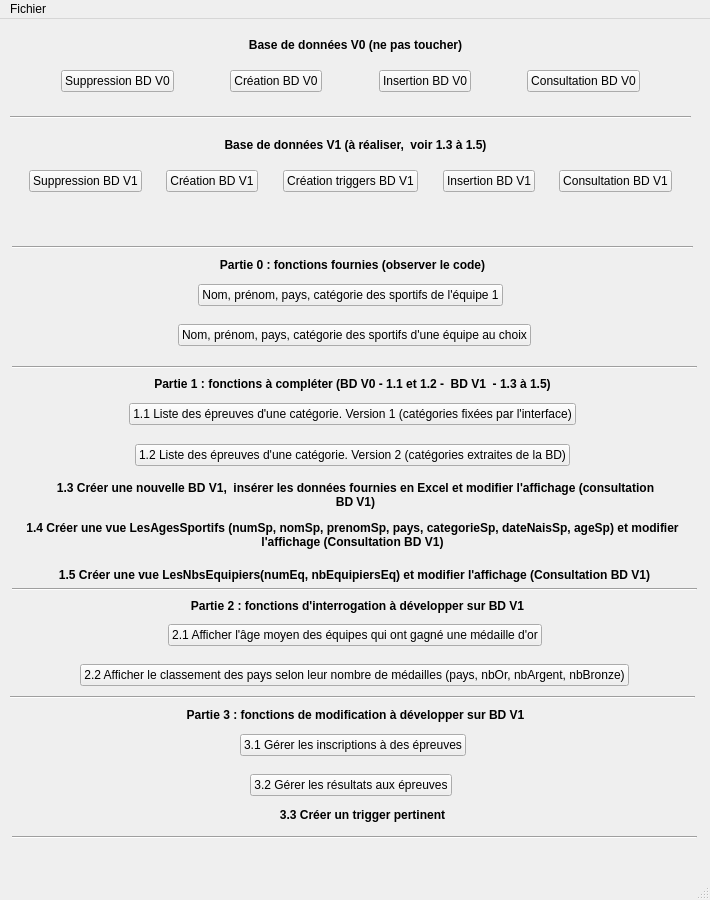
Qt form gui/mainWindow.ui (Karvyz/cebd-jo-2022) before a commit.
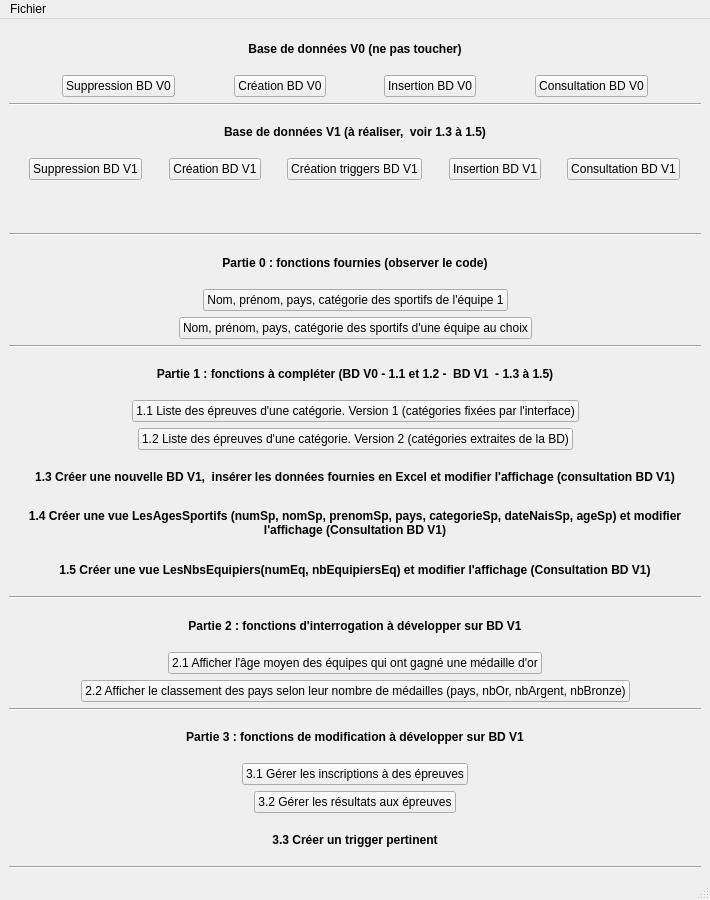
The same form after that commit.

```diff
--- a/gui/mainWindow.ui
+++ b/gui/mainWindow.ui
@@ -14,28 +14,9 @@
    <string>Projet Jeux Olympiques</string>
   </property>
   <widget class="QWidget" name="centralwidget">
-   <widget class="Line" name="line_V1">
-    <property name="geometry">
-     <rect>
-      <x>10</x>
-      <y>90</y>
-      <width>681</width>
-      <height>16</height>
-     </rect>
-    </property>
-    <property name="orientation">
-     <enum>Qt::Horizontal</enum>
-    </property>
-   </widget>
+   <layout class="QVBoxLayout" name="verticalLayout">
+    <item>
    <widget class="QLabel" name="label_V0">
-    <property name="geometry">
-     <rect>
-      <x>10</x>
-      <y>10</y>
-      <width>691</width>
-      <height>31</height>
-     </rect>
-    </property>
     <property name="font">
      <font>
       <weight>75</weight>
@@ -49,259 +30,8 @@
      <set>Qt::AlignCenter</set>
     </property>
    </widget>
-   <widget class="Line" name="line_partie_0">
-    <property name="geometry">
-     <rect>
-      <x>12</x>
-      <y>220</y>
-      <width>681</width>
-      <height>16</height>
-     </rect>
-    </property>
-    <property name="orientation">
-     <enum>Qt::Horizontal</enum>
-    </property>
-   </widget>
-   <widget class="QLabel" name="label_partie_0">
-    <property name="geometry">
-     <rect>
-      <x>7</x>
-      <y>230</y>
-      <width>691</width>
-      <height>31</height>
-     </rect>
-    </property>
-    <property name="font">
-     <font>
-      <weight>75</weight>
-      <bold>true</bold>
-     </font>
-    </property>
-    <property name="text">
-     <string>Partie 0 : fonctions fournies (observer le code)</string>
-    </property>
-    <property name="alignment">
-     <set>Qt::AlignCenter</set>
-    </property>
-   </widget>
-   <widget class="Line" name="line_partie_1">
-    <property name="geometry">
-     <rect>
-      <x>12</x>
-      <y>340</y>
-      <width>685</width>
-      <height>16</height>
-     </rect>
-    </property>
-    <property name="orientation">
-     <enum>Qt::Horizontal</enum>
-    </property>
-   </widget>
-   <widget class="QLabel" name="label_partie_1">
-    <property name="geometry">
-     <rect>
-      <x>7</x>
-      <y>349</y>
-      <width>691</width>
-      <height>31</height>
-     </rect>
-    </property>
-    <property name="font">
-     <font>
-      <weight>75</weight>
-      <bold>true</bold>
-     </font>
-    </property>
-    <property name="text">
-     <string>Partie 1 : fonctions à compléter (BD V0 - 1.1 et 1.2 -  BD V1  - 1.3 à 1.5)</string>
-    </property>
-    <property name="alignment">
-     <set>Qt::AlignCenter</set>
-    </property>
-   </widget>
-   <widget class="QLabel" name="label_partie_1_4">
-    <property name="geometry">
-     <rect>
-      <x>10</x>
-      <y>500</y>
-      <width>685</width>
-      <height>31</height>
-     </rect>
-    </property>
-    <property name="font">
-     <font>
-      <weight>75</weight>
-      <bold>true</bold>
-     </font>
-    </property>
-    <property name="text">
-     <string>1.4 Créer une vue LesAgesSportifs (numSp, nomSp, prenomSp, pays, categorieSp, dateNaisSp, ageSp) et modifier l'affichage (Consultation BD V1)</string>
-    </property>
-    <property name="alignment">
-     <set>Qt::AlignCenter</set>
-    </property>
-    <property name="wordWrap">
-     <bool>true</bool>
-    </property>
-   </widget>
-   <widget class="QLabel" name="label_partie_1_3">
-    <property name="geometry">
-     <rect>
-      <x>50</x>
-      <y>450</y>
-      <width>611</width>
-      <height>51</height>
-     </rect>
-    </property>
-    <property name="font">
-     <font>
-      <weight>75</weight>
-      <bold>true</bold>
-     </font>
-    </property>
-    <property name="text">
-     <string>1.3 Créer une nouvelle BD V1,  insérer les données fournies en Excel et modifier l'affichage (consultation BD V1)</string>
-    </property>
-    <property name="alignment">
-     <set>Qt::AlignCenter</set>
-    </property>
-    <property name="wordWrap">
-     <bool>true</bool>
-    </property>
-   </widget>
-   <widget class="QLabel" name="label_partie_1_5">
-    <property name="geometry">
-     <rect>
-      <x>12</x>
-      <y>540</y>
-      <width>685</width>
-      <height>31</height>
-     </rect>
-    </property>
-    <property name="font">
-     <font>
-      <weight>75</weight>
-      <bold>true</bold>
-     </font>
-    </property>
-    <property name="text">
-     <string>1.5 Créer une vue LesNbsEquipiers(numEq, nbEquipiersEq) et modifier l'affichage (Consultation BD V1)</string>
-    </property>
-    <property name="alignment">
-     <set>Qt::AlignCenter</set>
-    </property>
-    <property name="wordWrap">
-     <bool>true</bool>
-    </property>
-   </widget>
-   <widget class="Line" name="line_partie_2">
-    <property name="geometry">
-     <rect>
-      <x>12</x>
-      <y>562</y>
-      <width>685</width>
-      <height>16</height>
-     </rect>
-    </property>
-    <property name="orientation">
-     <enum>Qt::Horizontal</enum>
-    </property>
-   </widget>
-   <widget class="QLabel" name="label_partie_2">
-    <property name="geometry">
-     <rect>
-      <x>12</x>
-      <y>571</y>
-      <width>691</width>
-      <height>31</height>
-     </rect>
-    </property>
-    <property name="font">
-     <font>
-      <weight>75</weight>
-      <bold>true</bold>
-     </font>
-    </property>
-    <property name="text">
-     <string>Partie 2 : fonctions d'interrogation à développer sur BD V1</string>
-    </property>
-    <property name="alignment">
-     <set>Qt::AlignCenter</set>
-    </property>
-   </widget>
-   <widget class="Line" name="line_partie_3">
-    <property name="geometry">
-     <rect>
-      <x>10</x>
-      <y>670</y>
-      <width>685</width>
-      <height>16</height>
-     </rect>
-    </property>
-    <property name="orientation">
-     <enum>Qt::Horizontal</enum>
-    </property>
-   </widget>
-   <widget class="QLabel" name="label_partie_3">
-    <property name="geometry">
-     <rect>
-      <x>10</x>
-      <y>685</y>
-      <width>691</width>
-      <height>21</height>
-     </rect>
-    </property>
-    <property name="font">
-     <font>
-      <weight>75</weight>
-      <bold>true</bold>
-     </font>
-    </property>
-    <property name="text">
-     <string>Partie 3 : fonctions de modification à développer sur BD V1</string>
-    </property>
-    <property name="alignment">
-     <set>Qt::AlignCenter</set>
-    </property>
-   </widget>
-   <widget class="Line" name="line_fin">
-    <property name="geometry">
-     <rect>
-      <x>12</x>
-      <y>810</y>
-      <width>685</width>
-      <height>16</height>
-     </rect>
-    </property>
-    <property name="orientation">
-     <enum>Qt::Horizontal</enum>
-    </property>
-   </widget>
-   <widget class="QLabel" name="label_retour_BD">
-    <property name="geometry">
-     <rect>
-      <x>10</x>
-      <y>190</y>
-      <width>689</width>
-      <height>19</height>
-     </rect>
-    </property>
-    <property name="text">
-     <string/>
-    </property>
-    <property name="alignment">
-     <set>Qt::AlignCenter</set>
-    </property>
-   </widget>
-   <widget class="QWidget" name="layoutWidget">
-    <property name="geometry">
-     <rect>
-      <x>10</x>
-      <y>40</y>
-      <width>681</width>
-      <height>44</height>
-     </rect>
-    </property>
+    </item>
+    <item>
     <layout class="QHBoxLayout" name="horizontalLayout_V0">
      <item>
       <spacer name="horizontalSpacer">
@@ -397,16 +127,181 @@
       </spacer>
      </item>
     </layout>
-   </widget>
-   <widget class="QWidget" name="layoutWidget">
-    <property name="geometry">
-     <rect>
-      <x>10</x>
-      <y>260</y>
-      <width>681</width>
-      <height>32</height>
-     </rect>
-    </property>
+    </item>
+    <item>
+     <widget class="Line" name="line_V1">
+      <property name="orientation">
+       <enum>Qt::Horizontal</enum>
+      </property>
+     </widget>
+    </item>
+    <item>
+     <widget class="QLabel" name="label_V1">
+      <property name="font">
+       <font>
+        <weight>75</weight>
+        <bold>true</bold>
+       </font>
+      </property>
+      <property name="text">
+       <string>Base de données V1 (à réaliser,  voir 1.3 à 1.5)</string>
+      </property>
+      <property name="alignment">
+       <set>Qt::AlignCenter</set>
+      </property>
+     </widget>
+    </item>
+    <item>
+     <layout class="QHBoxLayout" name="horizontalLayout_V1">
+      <item>
+       <spacer name="horizontalSpacer_9">
+        <property name="orientation">
+         <enum>Qt::Horizontal</enum>
+        </property>
+        <property name="sizeHint" stdset="0">
+         <size>
+          <width>40</width>
+          <height>20</height>
+         </size>
+        </property>
+       </spacer>
+      </item>
+      <item>
+       <widget class="QPushButton" name="pushButton_supprimer_V1">
+        <property name="text">
+         <string>Suppression BD V1</string>
+        </property>
+       </widget>
+      </item>
+      <item>
+       <spacer name="horizontalSpacer_10">
+        <property name="orientation">
+         <enum>Qt::Horizontal</enum>
+        </property>
+        <property name="sizeHint" stdset="0">
+         <size>
+          <width>40</width>
+          <height>20</height>
+         </size>
+        </property>
+       </spacer>
+      </item>
+      <item>
+       <widget class="QPushButton" name="pushButton_creer_V1">
+        <property name="text">
+         <string>Création BD V1</string>
+        </property>
+       </widget>
+      </item>
+      <item>
+       <spacer name="horizontalSpacer_27">
+        <property name="orientation">
+         <enum>Qt::Horizontal</enum>
+        </property>
+        <property name="sizeHint" stdset="0">
+         <size>
+          <width>40</width>
+          <height>20</height>
+         </size>
+        </property>
+       </spacer>
+      </item>
+      <item>
+       <widget class="QPushButton" name="pushButton_2">
+        <property name="text">
+         <string>Création triggers BD V1</string>
+        </property>
+       </widget>
+      </item>
+      <item>
+       <spacer name="horizontalSpacer_15">
+        <property name="orientation">
+         <enum>Qt::Horizontal</enum>
+        </property>
+        <property name="sizeHint" stdset="0">
+         <size>
+          <width>40</width>
+          <height>20</height>
+         </size>
+        </property>
+       </spacer>
+      </item>
+      <item>
+       <widget class="QPushButton" name="pushButton_inserer_V1">
+        <property name="text">
+         <string>Insertion BD V1</string>
+        </property>
+       </widget>
+      </item>
+      <item>
+       <spacer name="horizontalSpacer_31">
+        <property name="orientation">
+         <enum>Qt::Horizontal</enum>
+        </property>
+        <property name="sizeHint" stdset="0">
+         <size>
+          <width>40</width>
+          <height>20</height>
+         </size>
+        </property>
+       </spacer>
+      </item>
+      <item>
+       <widget class="QPushButton" name="pushButton_consulter_V1">
+        <property name="text">
+         <string>Consultation BD V1</string>
+        </property>
+       </widget>
+      </item>
+      <item>
+       <spacer name="horizontalSpacer_16">
+        <property name="orientation">
+         <enum>Qt::Horizontal</enum>
+        </property>
+        <property name="sizeHint" stdset="0">
+         <size>
+          <width>40</width>
+          <height>20</height>
+         </size>
+        </property>
+       </spacer>
+      </item>
+     </layout>
+    </item>
+    <item>
+     <widget class="QLabel" name="label_retour_BD">
+      <property name="text">
+       <string/>
+      </property>
+      <property name="alignment">
+       <set>Qt::AlignCenter</set>
+      </property>
+     </widget>
+    </item>
+    <item>
+     <widget class="Line" name="line_partie_0">
+      <property name="orientation">
+       <enum>Qt::Horizontal</enum>
+      </property>
+     </widget>
+    </item>
+    <item>
+     <widget class="QLabel" name="label_partie_0">
+      <property name="font">
+       <font>
+        <weight>75</weight>
+        <bold>true</bold>
+       </font>
+      </property>
+      <property name="text">
+       <string>Partie 0 : fonctions fournies (observer le code)</string>
+      </property>
+      <property name="alignment">
+       <set>Qt::AlignCenter</set>
+      </property>
+     </widget>
+    </item>
+    <item>
     <layout class="QHBoxLayout" name="horizontalLayout_partie_0_1">
      <item>
       <spacer name="horizontalSpacer_7">
@@ -442,16 +337,8 @@
       </spacer>
      </item>
     </layout>
-   </widget>
-   <widget class="QWidget" name="layoutWidget">
-    <property name="geometry">
-     <rect>
-      <x>12</x>
-      <y>300</y>
-      <width>685</width>
-      <height>32</height>
-     </rect>
-    </property>
+    </item>
+    <item>
     <layout class="QHBoxLayout" name="horizontalLayout_partie_0_2">
      <item>
       <spacer name="horizontalSpacer_8">
@@ -487,16 +374,185 @@
       </spacer>
      </item>
     </layout>
-   </widget>
-   <widget class="QWidget" name="layoutWidget">
-    <property name="geometry">
-     <rect>
-      <x>12</x>
-      <y>600</y>
-      <width>685</width>
-      <height>32</height>
-     </rect>
-    </property>
+    </item>
+    <item>
+     <widget class="Line" name="line_partie_1">
+      <property name="orientation">
+       <enum>Qt::Horizontal</enum>
+      </property>
+     </widget>
+    </item>
+    <item>
+     <widget class="QLabel" name="label_partie_1">
+      <property name="font">
+       <font>
+        <weight>75</weight>
+        <bold>true</bold>
+       </font>
+      </property>
+      <property name="text">
+       <string>Partie 1 : fonctions à compléter (BD V0 - 1.1 et 1.2 -  BD V1  - 1.3 à 1.5)</string>
+      </property>
+      <property name="alignment">
+       <set>Qt::AlignCenter</set>
+      </property>
+     </widget>
+    </item>
+    <item>
+     <layout class="QHBoxLayout" name="horizontalLayout_partie_1_1">
+      <item>
+       <spacer name="horizontalSpacer_12">
+        <property name="orientation">
+         <enum>Qt::Horizontal</enum>
+        </property>
+        <property name="sizeHint" stdset="0">
+         <size>
+          <width>40</width>
+          <height>20</height>
+         </size>
+        </property>
+       </spacer>
+      </item>
+      <item>
+       <widget class="QPushButton" name="pushButton_1_1">
+        <property name="text">
+         <string>1.1 Liste des épreuves d'une catégorie. Version 1 (catégories fixées par l'interface)</string>
+        </property>
+       </widget>
+      </item>
+      <item>
+       <spacer name="horizontalSpacer_11">
+        <property name="orientation">
+         <enum>Qt::Horizontal</enum>
+        </property>
+        <property name="sizeHint" stdset="0">
+         <size>
+          <width>40</width>
+          <height>20</height>
+         </size>
+        </property>
+       </spacer>
+      </item>
+     </layout>
+    </item>
+    <item>
+     <layout class="QHBoxLayout" name="horizontalLayout_partie_1_2">
+      <item>
+       <spacer name="horizontalSpacer_14">
+        <property name="orientation">
+         <enum>Qt::Horizontal</enum>
+        </property>
+        <property name="sizeHint" stdset="0">
+         <size>
+          <width>40</width>
+          <height>20</height>
+         </size>
+        </property>
+       </spacer>
+      </item>
+      <item>
+       <widget class="QPushButton" name="pushButton_1_2">
+        <property name="text">
+         <string>1.2 Liste des épreuves d'une catégorie. Version 2 (catégories extraites de la BD)</string>
+        </property>
+       </widget>
+      </item>
+      <item>
+       <spacer name="horizontalSpacer_13">
+        <property name="orientation">
+         <enum>Qt::Horizontal</enum>
+        </property>
+        <property name="sizeHint" stdset="0">
+         <size>
+          <width>40</width>
+          <height>20</height>
+         </size>
+        </property>
+       </spacer>
+      </item>
+     </layout>
+    </item>
+    <item>
+     <widget class="QLabel" name="label_partie_1_3">
+      <property name="font">
+       <font>
+        <weight>75</weight>
+        <bold>true</bold>
+       </font>
+      </property>
+      <property name="text">
+       <string>1.3 Créer une nouvelle BD V1,  insérer les données fournies en Excel et modifier l'affichage (consultation BD V1)</string>
+      </property>
+      <property name="alignment">
+       <set>Qt::AlignCenter</set>
+      </property>
+      <property name="wordWrap">
+       <bool>true</bool>
+      </property>
+     </widget>
+    </item>
+    <item>
+     <widget class="QLabel" name="label_partie_1_4">
+      <property name="font">
+       <font>
+        <weight>75</weight>
+        <bold>true</bold>
+       </font>
+      </property>
+      <property name="text">
+       <string>1.4 Créer une vue LesAgesSportifs (numSp, nomSp, prenomSp, pays, categorieSp, dateNaisSp, ageSp) et modifier l'affichage (Consultation BD V1)</string>
+      </property>
+      <property name="alignment">
+       <set>Qt::AlignCenter</set>
+      </property>
+      <property name="wordWrap">
+       <bool>true</bool>
+      </property>
+     </widget>
+    </item>
+    <item>
+     <widget class="QLabel" name="label_partie_1_5">
+      <property name="font">
+       <font>
+        <weight>75</weight>
+        <bold>true</bold>
+       </font>
+      </property>
+      <property name="text">
+       <string>1.5 Créer une vue LesNbsEquipiers(numEq, nbEquipiersEq) et modifier l'affichage (Consultation BD V1)</string>
+      </property>
+      <property name="alignment">
+       <set>Qt::AlignCenter</set>
+      </property>
+      <property name="wordWrap">
+       <bool>true</bool>
+      </property>
+     </widget>
+    </item>
+    <item>
+     <widget class="Line" name="line_partie_2">
+      <property name="orientation">
+       <enum>Qt::Horizontal</enum>
+      </property>
+     </widget>
+    </item>
+    <item>
+     <widget class="QLabel" name="label_partie_2">
+      <property name="font">
+       <font>
+        <weight>75</weight>
+        <bold>true</bold>
+       </font>
+      </property>
+      <property name="text">
+       <string>Partie 2 : fonctions d'interrogation à développer sur BD V1</string>
+      </property>
+      <property name="alignment">
+       <set>Qt::AlignCenter</set>
+      </property>
+     </widget>
+    </item>
+    <item>
     <layout class="QHBoxLayout" name="horizontalLayout_partie_2_1">
      <item>
       <spacer name="horizontalSpacer_18">
@@ -532,16 +588,8 @@
       </spacer>
      </item>
     </layout>
-   </widget>
-   <widget class="QWidget" name="layoutWidget">
-    <property name="geometry">
-     <rect>
-      <x>12</x>
-      <y>640</y>
-      <width>685</width>
-      <height>32</height>
-     </rect>
-    </property>
+    </item>
+    <item>
     <layout class="QHBoxLayout" name="horizontalLayout_partie_2_2">
      <item>
       <spacer name="horizontalSpacer_20">
@@ -577,16 +625,31 @@
       </spacer>
      </item>
     </layout>
-   </widget>
-   <widget class="QWidget" name="layoutWidget">
-    <property name="geometry">
-     <rect>
-      <x>10</x>
-      <y>710</y>
-      <width>685</width>
-      <height>32</height>
-     </rect>
-    </property>
+    </item>
+    <item>
+     <widget class="Line" name="line_partie_3">
+      <property name="orientation">
+       <enum>Qt::Horizontal</enum>
+      </property>
+     </widget>
+    </item>
+    <item>
+     <widget class="QLabel" name="label_partie_3">
+      <property name="font">
+       <font>
+        <weight>75</weight>
+        <bold>true</bold>
+       </font>
+      </property>
+      <property name="text">
+       <string>Partie 3 : fonctions de modification à développer sur BD V1</string>
+      </property>
+      <property name="alignment">
+       <set>Qt::AlignCenter</set>
+      </property>
+     </widget>
+    </item>
+    <item>
     <layout class="QHBoxLayout" name="horizontalLayout_partie_3_1">
      <item>
       <spacer name="horizontalSpacer_24">
@@ -622,16 +685,8 @@
       </spacer>
      </item>
     </layout>
-   </widget>
-   <widget class="QWidget" name="layoutWidget">
-    <property name="geometry">
-     <rect>
-      <x>10</x>
-      <y>750</y>
-      <width>681</width>
-      <height>32</height>
-     </rect>
-    </property>
+    </item>
+    <item>
     <layout class="QHBoxLayout" name="horizontalLayout_partie_3_2">
      <item>
       <spacer name="horizontalSpacer_26">
@@ -667,106 +722,9 @@
       </spacer>
      </item>
     </layout>
-   </widget>
-   <widget class="QWidget" name="layoutWidget_2">
-    <property name="geometry">
-     <rect>
-      <x>10</x>
-      <y>379</y>
-      <width>685</width>
-      <height>32</height>
-     </rect>
-    </property>
-    <layout class="QHBoxLayout" name="horizontalLayout_partie_1_1">
-     <item>
-      <spacer name="horizontalSpacer_12">
-       <property name="orientation">
-        <enum>Qt::Horizontal</enum>
-       </property>
-       <property name="sizeHint" stdset="0">
-        <size>
-         <width>40</width>
-         <height>20</height>
-        </size>
-       </property>
-      </spacer>
      </item>
      <item>
-      <widget class="QPushButton" name="pushButton_1_1">
-       <property name="text">
-        <string>1.1 Liste des épreuves d'une catégorie. Version 1 (catégories fixées par l'interface)</string>
-       </property>
-      </widget>
-     </item>
-     <item>
-      <spacer name="horizontalSpacer_11">
-       <property name="orientation">
-        <enum>Qt::Horizontal</enum>
-       </property>
-       <property name="sizeHint" stdset="0">
-        <size>
-         <width>40</width>
-         <height>20</height>
-        </size>
-       </property>
-      </spacer>
-     </item>
-    </layout>
-   </widget>
-   <widget class="QWidget" name="layoutWidget_3">
-    <property name="geometry">
-     <rect>
-      <x>10</x>
-      <y>420</y>
-      <width>685</width>
-      <height>32</height>
-     </rect>
-    </property>
-    <layout class="QHBoxLayout" name="horizontalLayout_partie_1_2">
-     <item>
-      <spacer name="horizontalSpacer_14">
-       <property name="orientation">
-        <enum>Qt::Horizontal</enum>
-       </property>
-       <property name="sizeHint" stdset="0">
-        <size>
-         <width>40</width>
-         <height>20</height>
-        </size>
-       </property>
-      </spacer>
-     </item>
-     <item>
-      <widget class="QPushButton" name="pushButton_1_2">
-       <property name="text">
-        <string>1.2 Liste des épreuves d'une catégorie. Version 2 (catégories extraites de la BD)</string>
-       </property>
-      </widget>
-     </item>
-     <item>
-      <spacer name="horizontalSpacer_13">
-       <property name="orientation">
-        <enum>Qt::Horizontal</enum>
-       </property>
-       <property name="sizeHint" stdset="0">
-        <size>
-         <width>40</width>
-         <height>20</height>
-        </size>
-       </property>
-      </spacer>
-     </item>
-    </layout>
-   </widget>
    <widget class="QLabel" name="label_trigger">
-    <property name="geometry">
-     <rect>
-      <x>20</x>
-      <y>780</y>
-      <width>685</width>
-      <height>31</height>
-     </rect>
-    </property>
     <property name="font">
      <font>
       <weight>75</weight>
@@ -783,153 +741,15 @@
      <bool>true</bool>
     </property>
    </widget>
-   <widget class="QWidget" name="layoutWidget_4">
-    <property name="geometry">
-     <rect>
-      <x>10</x>
-      <y>140</y>
-      <width>681</width>
-      <height>44</height>
-     </rect>
-    </property>
-    <layout class="QHBoxLayout" name="horizontalLayout_V1">
-     <item>
-      <spacer name="horizontalSpacer_9">
-       <property name="orientation">
-        <enum>Qt::Horizontal</enum>
-       </property>
-       <property name="sizeHint" stdset="0">
-        <size>
-         <width>40</width>
-         <height>20</height>
-        </size>
-       </property>
-      </spacer>
      </item>
      <item>
-      <widget class="QPushButton" name="pushButton_supprimer_V1">
-       <property name="text">
-        <string>Suppression BD V1</string>
-       </property>
-      </widget>
-     </item>
-     <item>
-      <spacer name="horizontalSpacer_10">
+     <widget class="Line" name="line_fin">
        <property name="orientation">
         <enum>Qt::Horizontal</enum>
        </property>
-       <property name="sizeHint" stdset="0">
-        <size>
-         <width>40</width>
-         <height>20</height>
-        </size>
-       </property>
-      </spacer>
-     </item>
-     <item>
-      <widget class="QPushButton" name="pushButton_creer_V1">
-       <property name="text">
-        <string>Création BD V1</string>
-       </property>
-      </widget>
-     </item>
-     <item>
-      <spacer name="horizontalSpacer_27">
-       <property name="orientation">
-        <enum>Qt::Horizontal</enum>
-       </property>
-       <property name="sizeHint" stdset="0">
-        <size>
-         <width>40</width>
-         <height>20</height>
-        </size>
-       </property>
-      </spacer>
-     </item>
-     <item>
-      <widget class="QPushButton" name="pushButton_2">
-       <property name="text">
-        <string>Création triggers BD V1</string>
-       </property>
-      </widget>
-     </item>
-     <item>
-      <spacer name="horizontalSpacer_15">
-       <property name="orientation">
-        <enum>Qt::Horizontal</enum>
-       </property>
-       <property name="sizeHint" stdset="0">
-        <size>
-         <width>40</width>
-         <height>20</height>
-        </size>
-       </property>
-      </spacer>
-     </item>
-     <item>
-      <widget class="QPushButton" name="pushButton_inserer_V1">
-       <property name="text">
-        <string>Insertion BD V1</string>
-       </property>
-      </widget>
-     </item>
-     <item>
-      <spacer name="horizontalSpacer_31">
-       <property name="orientation">
-        <enum>Qt::Horizontal</enum>
-       </property>
-       <property name="sizeHint" stdset="0">
-        <size>
-         <width>40</width>
-         <height>20</height>
-        </size>
-       </property>
-      </spacer>
-     </item>
-     <item>
-      <widget class="QPushButton" name="pushButton_consulter_V1">
-       <property name="text">
-        <string>Consultation BD V1</string>
-       </property>
-      </widget>
-     </item>
-     <item>
-      <spacer name="horizontalSpacer_16">
-       <property name="orientation">
-        <enum>Qt::Horizontal</enum>
-       </property>
-       <property name="sizeHint" stdset="0">
-        <size>
-         <width>40</width>
-         <height>20</height>
-        </size>
-       </property>
-      </spacer>
-     </item>
-    </layout>
-   </widget>
-   <widget class="QLabel" name="label_V1">
-    <property name="geometry">
-     <rect>
-      <x>10</x>
-      <y>110</y>
-      <width>691</width>
-      <height>31</height>
-     </rect>
-    </property>
-    <property name="font">
-     <font>
-      <weight>75</weight>
-      <bold>true</bold>
-     </font>
-    </property>
-    <property name="text">
-     <string>Base de données V1 (à réaliser,  voir 1.3 à 1.5)</string>
-    </property>
-    <property name="alignment">
-     <set>Qt::AlignCenter</set>
-    </property>
-   </widget>
+     </widget>
+    </item>
+   </layout>
   </widget>
   <widget class="QMenuBar" name="menubar">
    <property name="geometry">
```
Left out of the diff: 57 changed lines with no effect on the pictures. Lines whose indentation alone changed are shown as unchanged.
